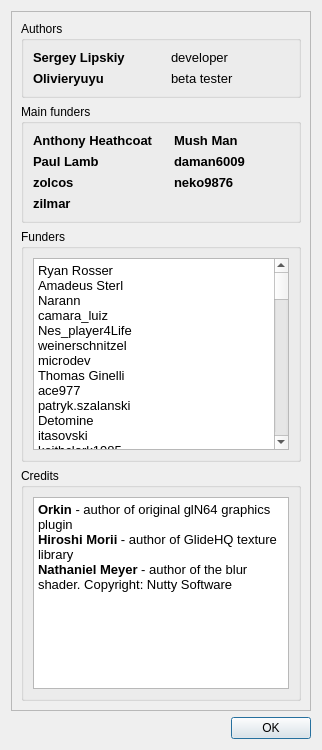
libretro-mirrors/gliden64, file GLideNUI/AboutDialog.ui: the form before one commit.
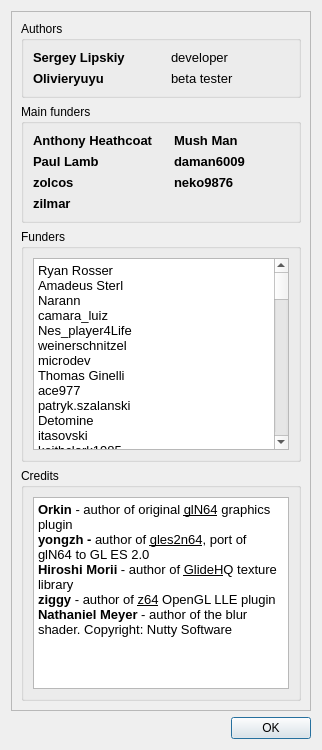
The form after the commit. Icons and pictures are not drawn.

Diff of the .ui file:
```diff
--- a/GLideNUI/AboutDialog.ui
+++ b/GLideNUI/AboutDialog.ui
@@ -459,7 +459,9 @@
 &lt;html&gt;&lt;head&gt;&lt;meta name=&quot;qrichtext&quot; content=&quot;1&quot; /&gt;&lt;style type=&quot;text/css&quot;&gt;
 p, li { white-space: pre-wrap; }
 &lt;/style&gt;&lt;/head&gt;&lt;body style=&quot; font-family:'MS Shell Dlg 2'; font-size:8.25pt; font-weight:400; font-style:normal;&quot;&gt;
-&lt;p style=&quot; margin-top:0px; margin-bottom:0px; margin-left:0px; margin-right:0px; -qt-block-indent:0; text-indent:0px;&quot;&gt;&lt;span style=&quot; font-size:10pt; font-weight:600;&quot;&gt;Orkin&lt;/span&gt;&lt;span style=&quot; font-size:10pt;&quot;&gt; - author of original glN64 graphics plugin&lt;br /&gt;&lt;/span&gt;&lt;span style=&quot; font-size:10pt; font-weight:600;&quot;&gt;Hiroshi Morii&lt;/span&gt;&lt;span style=&quot; font-size:10pt;&quot;&gt; - author of GlideHQ texture library&lt;/span&gt;&lt;/p&gt;
+&lt;p style=&quot; margin-top:0px; margin-bottom:0px; margin-left:0px; margin-right:0px; -qt-block-indent:0; text-indent:0px;&quot;&gt;&lt;span style=&quot; font-size:10pt; font-weight:600;&quot;&gt;Orkin&lt;/span&gt;&lt;span style=&quot; font-size:10pt;&quot;&gt; - author of original &lt;/span&gt;&lt;span style=&quot; font-size:10pt; text-decoration: underline;&quot;&gt;glN64&lt;/span&gt;&lt;span style=&quot; font-size:10pt;&quot;&gt; graphics plugin&lt;/span&gt;&lt;/p&gt;
+&lt;p style=&quot; margin-top:0px; margin-bottom:0px; margin-left:0px; margin-right:0px; -qt-block-indent:0; text-indent:0px;&quot;&gt;&lt;span style=&quot; font-size:10pt; font-weight:600;&quot;&gt;yongzh -&lt;/span&gt;&lt;span style=&quot; font-size:10pt;&quot;&gt; author of &lt;/span&gt;&lt;span style=&quot; font-size:10pt; text-decoration: underline;&quot;&gt;gles2n64&lt;/span&gt;&lt;span style=&quot; font-size:10pt;&quot;&gt;, port of glN64 to GL ES 2.0&lt;br /&gt;&lt;/span&gt;&lt;span style=&quot; font-size:10pt; font-weight:600;&quot;&gt;Hiroshi Morii&lt;/span&gt;&lt;span style=&quot; font-size:10pt;&quot;&gt; - author of &lt;/span&gt;&lt;span style=&quot; font-size:10pt; text-decoration: underline;&quot;&gt;GlideH&lt;/span&gt;&lt;span style=&quot; font-size:10pt;&quot;&gt;Q texture library&lt;/span&gt;&lt;/p&gt;
+&lt;p style=&quot; margin-top:0px; margin-bottom:0px; margin-left:0px; margin-right:0px; -qt-block-indent:0; text-indent:0px;&quot;&gt;&lt;span style=&quot; font-size:10pt; font-weight:600;&quot;&gt;ziggy&lt;/span&gt;&lt;span style=&quot; font-size:10pt;&quot;&gt; - author of &lt;/span&gt;&lt;span style=&quot; font-size:10pt; text-decoration: underline;&quot;&gt;z64&lt;/span&gt;&lt;span style=&quot; font-size:10pt;&quot;&gt; OpenGL LLE plugin&lt;/span&gt;&lt;/p&gt;
 &lt;p style=&quot; margin-top:0px; margin-bottom:0px; margin-left:0px; margin-right:0px; -qt-block-indent:0; text-indent:0px;&quot;&gt;&lt;span style=&quot; font-size:10pt; font-weight:600;&quot;&gt;Nathaniel Meyer&lt;/span&gt;&lt;span style=&quot; font-size:10pt;&quot;&gt; - author of the blur shader. Copyright: Nutty Software&lt;/span&gt;&lt;/p&gt;
 &lt;p style=&quot;-qt-paragraph-type:empty; margin-top:0px; margin-bottom:0px; margin-left:0px; margin-right:0px; -qt-block-indent:0; text-indent:0px; font-size:10pt;&quot;&gt;&lt;br /&gt;&lt;/p&gt;&lt;/body&gt;&lt;/html&gt;</string>
              </property>
```
